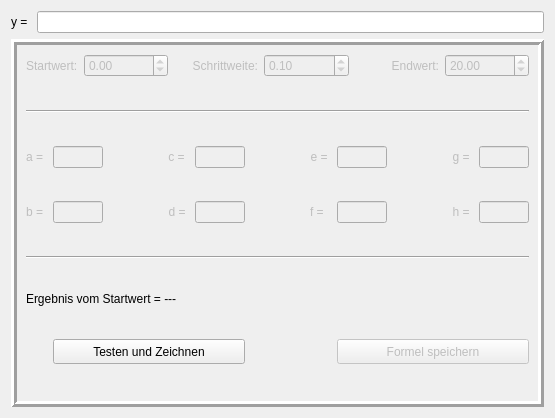
mne-tools/mne-cpp, file examples/matchingPursuit/formulaeditor.ui: the form before one commit.
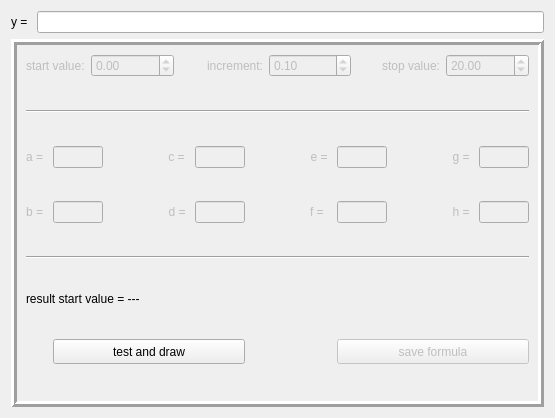
The form after the commit. Icons and pictures are not drawn.

Patch:
```diff
--- a/examples/matchingPursuit/formulaeditor.ui
+++ b/examples/matchingPursuit/formulaeditor.ui
@@ -109,7 +109,7 @@
              </sizepolicy>
             </property>
             <property name="text">
-             <string>Startwert:</string>
+             <string>start value:</string>
             </property>
             <property name="alignment">
              <set>Qt::AlignLeading|Qt::AlignLeft|Qt::AlignVCenter</set>
@@ -135,7 +135,7 @@
              <bool>false</bool>
             </property>
             <property name="text">
-             <string>Schrittweite:</string>
+             <string>increment:</string>
             </property>
             <property name="alignment">
              <set>Qt::AlignRight|Qt::AlignTrailing|Qt::AlignVCenter</set>
@@ -167,7 +167,7 @@
              <bool>false</bool>
             </property>
             <property name="text">
-             <string>Endwert:</string>
+             <string>stop value:</string>
             </property>
             <property name="alignment">
              <set>Qt::AlignRight|Qt::AlignTrailing|Qt::AlignVCenter</set>
@@ -536,7 +536,7 @@
              </sizepolicy>
             </property>
             <property name="text">
-             <string>Ergebnis vom Startwert = ---</string>
+             <string>result start value = ---</string>
             </property>
             <property name="alignment">
              <set>Qt::AlignLeading|Qt::AlignLeft|Qt::AlignVCenter</set>
@@ -567,7 +567,7 @@
              </size>
             </property>
             <property name="text">
-             <string>Formel speichern</string>
+             <string>save formula</string>
             </property>
             <property name="icon">
              <iconset resource="Ressourcen.qrc">
@@ -596,7 +596,7 @@
              </size>
             </property>
             <property name="text">
-             <string>Testen und Zeichnen</string>
+             <string>test and draw</string>
             </property>
             <property name="icon">
              <iconset resource="Ressourcen.qrc">
```
Left out of the diff: 37 changed lines with no effect on the pictures.
